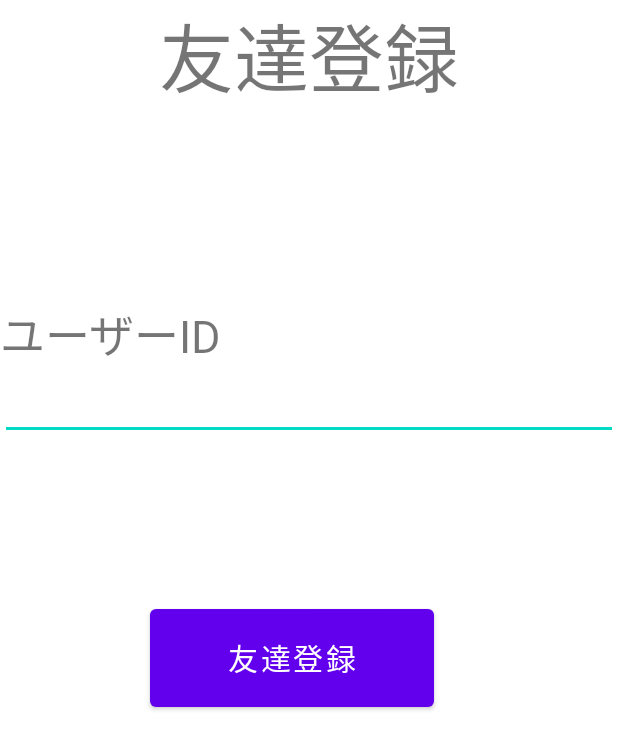
After one commit to TowelMan-public/chat-android, an Android app: the fragment AddDialogueFragment shown on its own in the app's theme, on a phone screen of 412 x 824 dp. The commit adds this screen. Shown: the top 749 px of the screen. Run offline under Robolectric (Android 15) with nearby library versions, the phone set to English and light mode, and no system bars.

Commit message:
AddDialogueFragmentの部分完成

```diff
--- /dev/null
+++ b/app/src/main/java/towelman/server_on/net/chat_android/AddDialogueFragment.kt
@@ -0,0 +1,138 @@
+package towelman.server_on.net.chat_android
+
+import android.os.Bundle
+import androidx.fragment.app.Fragment
+import android.view.LayoutInflater
+import android.view.View
+import android.view.ViewGroup
+import android.widget.Button
+import android.widget.EditText
+import android.widget.Toast
+import androidx.appcompat.app.AlertDialog
+import kotlinx.coroutines.CoroutineScope
+import kotlinx.coroutines.Dispatchers
+import kotlinx.coroutines.launch
+import kotlinx.coroutines.withContext
+import towelman.server_on.net.chat_android.client.exception.AlreadyHaveUserException
+import towelman.server_on.net.chat_android.client.exception.NotFoundException
+import towelman.server_on.net.chat_android.handler.ExceptionHandler
+import towelman.server_on.net.chat_android.service.DialogueRestService
+import towelman.server_on.net.chat_android.service.GroupRestService
+import towelman.server_on.net.chat_android.validate.EditTextValidateManager
+import towelman.server_on.net.chat_android.validate.EditTextValidator
+import towelman.server_on.net.chat_android.validate.MaxStringValidatable
+import towelman.server_on.net.chat_android.validate.NotBlankValidatable
+
+/**
+ * 友達登録用のFragment<br>
+ * A simple [Fragment] subclass.
+ * Use the [AddDialogueFragment.newInstance] factory method to
+ * create an instance of this fragment.
+ */
+class AddDialogueFragment : Fragment() {
+
+    /**
+     * このFragmentのActivityにアクセスしやすいようにするためのプロパティー
+     */
+    private val mainActivity: MainActivity
+        get() = (activity as MainActivity)
+
+    /**
+     * このFragmentが生成されたときの処理
+     * このFragmentの設定等
+     *
+     * @param savedInstanceState このActivityで保持するべき情報・状態
+     */
+    override fun onCreate(savedInstanceState: Bundle?) {
+        super.onCreate(savedInstanceState)
+    }
+
+    /**
+     * このFragmentのViewたちが生成されたときときの処理
+     * このFragmentのViewたちの設定等
+     *
+     * @param view このFragmentのViewたち
+     * @param savedInstanceState このActivityで保持するべき情報・状態
+     */
+    override fun onViewCreated(view: View, savedInstanceState: Bundle?) {
+        super.onViewCreated(view, savedInstanceState)
+
+        val userIdNameTextEdit = view.findViewById<EditText>(R.id.userIdNameTextEdit)
+        val addDialogueButton = view.findViewById<Button>(R.id.addDialogueButton)
+
+        //友達追加のValidateManager生成
+        val addDialogueValidateManager = EditTextValidateManager().apply {
+            add(EditTextValidator(userIdNameTextEdit).apply {
+                addValidatable(NotBlankValidatable())
+                addValidatable(MaxStringValidatable(100))
+            })
+        }
+
+        addDialogueButton.setOnClickListener {
+            if(addDialogueValidateManager.doValidateList()) {
+                mainActivity.showValidationAlertDialogue()
+                return@setOnClickListener
+            }
+            addDialogue(userIdNameTextEdit.text.toString())
+        }
+    }
+
+    /**
+     * このFragmentのUI等を生成するときの処理
+     *
+     * @param inflater 配置等を管理するやつ
+     * @param container このFragmentを配置する場所
+     * @param savedInstanceState このActivityで保持するべき情報・状態
+     */
+    override fun onCreateView( inflater: LayoutInflater, container: ViewGroup?, savedInstanceState: Bundle?): View? {
+        // Inflate the layout for this fragment
+        return inflater.inflate(R.layout.fragment_add_dialogue, container, false)
+    }
+
+    /**
+     * 友達追加をする
+     *
+     * @param userIdName 友達に追加したいユーザー
+     */
+    private fun addDialogue(userIdName: String){
+        //エラーハンドラー作成
+        val exceptionHandlingListForCoroutine = mainActivity.getExceptionHandlingListForCoroutine()
+        exceptionHandlingListForCoroutine.add(
+            ExceptionHandler.newIncense<AlreadyHaveUserException>{
+                AlertDialog.Builder(mainActivity)
+                    .setTitle("失敗")
+                    .setMessage("既に友達追加されているユーザーが指定されました。もう一度ご確認ください。")
+                    .show()
+            } + ExceptionHandler.newIncense<NotFoundException>{
+                if(it.isErrorFieldUserIdName()) {
+                    AlertDialog.Builder(mainActivity)
+                        .setTitle("失敗")
+                        .setMessage("あなたが指定したユーザーIDは存在しません。もう一度ご確認ください。")
+                        .show()
+                }else{
+                    throw it
+                }
+            }
+        )
+
+        //処理
+        CoroutineScope(mainActivity.coroutineContext).launch(exceptionHandlingListForCoroutine.createCoroutineExceptionHandler()) {
+            withContext(Dispatchers.Default) {
+                DialogueRestService.addDialogue(mainActivity.accountManager.getOauthToken(), userIdName)
+            }
+
+            Toast.makeText(context , "${userIdName}さんを友達登録しました。", Toast.LENGTH_LONG).show()
+        }
+    }
+
+    companion object {
+        /**
+         * Use this factory method to create a new instance of
+         * this fragment using the provided parameters.
+         *
+         * @return A new instance of fragment AddDialogueFragment.
+         */
+        @JvmStatic
+        fun newInstance() = AddDialogueFragment()
+    }
+}
--- /dev/null
+++ b/app/src/main/res/layout/fragment_add_dialogue.xml
@@ -0,0 +1,41 @@
+<?xml version="1.0" encoding="utf-8"?>
+<FrameLayout xmlns:android="http://schemas.android.com/apk/res/android"
+    xmlns:tools="http://schemas.android.com/tools"
+    android:layout_width="match_parent"
+    android:layout_height="match_parent"
+    tools:context=".AddDialogueFragment">
+
+    <TextView
+        android:layout_width="match_parent"
+        android:layout_height="79dp"
+        android:text="@string/add_dialogue"
+        android:textAlignment="center"
+        android:textSize="50sp" />
+
+    <TextView
+        android:layout_width="wrap_content"
+        android:layout_height="wrap_content"
+        android:text="@string/user_id_name"
+        android:textSize="30sp"
+        android:translationY="200dp" />
+
+    <EditText
+        android:id="@+id/userIdNameTextEdit"
+        android:layout_width="match_parent"
+        android:layout_height="wrap_content"
+        android:textSize="24sp"
+        android:translationY="240dp"
+        android:autofillHints="友達登録したいユーザーのID"
+        android:inputType="text"
+        tools:ignore="LabelFor"/>
+
+    <Button
+        android:id="@+id/addDialogueButton"
+        android:layout_width="189dp"
+        android:layout_height="77dp"
+        android:text="@string/add_dialogue"
+        android:textSize="20sp"
+        android:translationX="100dp"
+        android:translationY="400dp" />
+
+</FrameLayout>
--- a/app/src/main/res/values/strings.xml
+++ b/app/src/main/res/values/strings.xml
@@ -13,4 +13,5 @@
     <string name="notification_name">チャット♪</string>
     <string name="make_group">グループ作成</string>
     <string name="group_name">グループ名</string>
+    <string name="add_dialogue">友達登録</string>
 </resources>
```
Also changed, not shown: app/src/main/java/towelman/server_on/net/chat_android/MakeGroupFragment.kt (+3 -4 lines), app/src/main/java/towelman/server_on/net/chat_android/handler/ExceptionHandler.kt (+7 -2 lines), app/src/main/java/towelman/server_on/net/chat_android/service/DialogueRestService.kt (added, +27 -0 lines).
